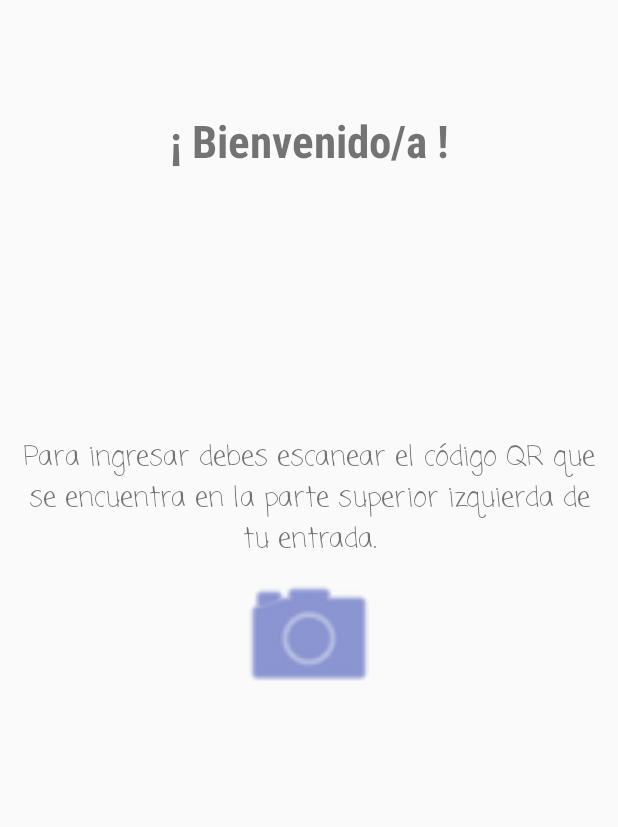
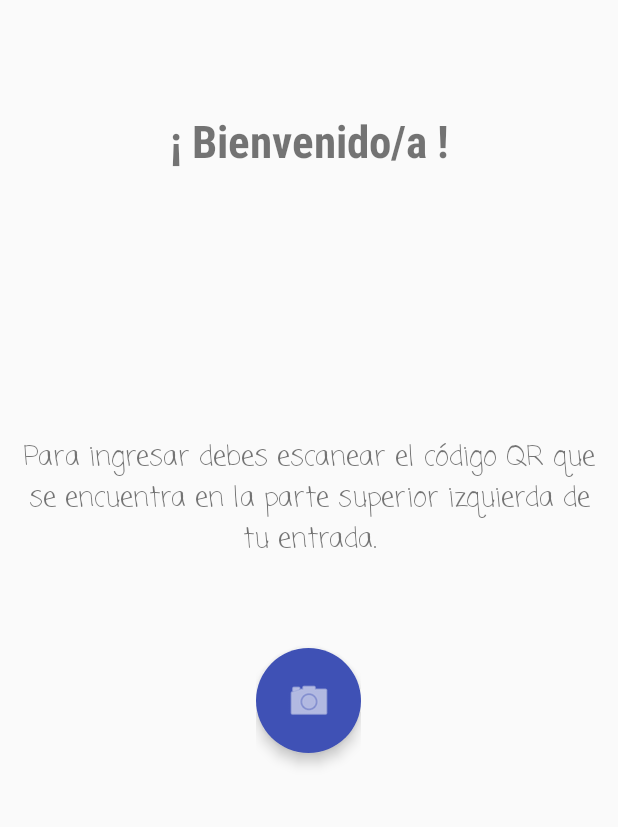
Before and after one commit to matiassalinas/museo_interactivo, an Android app: the screen it shows after launch (MainActivity), on a phone screen of 412 x 824 dp, the part 380-1207 px from its top. Run offline under Robolectric (Android 15) with nearby library versions, the phone set to English and light mode, and no system bars.

Commit message:
arreglos de diseño y login

```diff
--- a/app/src/main/java/io/github/matiassalinas/museo_interactivo/DetectorActivity.java
+++ b/app/src/main/java/io/github/matiassalinas/museo_interactivo/DetectorActivity.java
@@ -52,6 +52,7 @@
                 return;
             }
             else {
+                qrCodeReaderView.stopCamera();
                 Thread tr4 = new Thread(){
                     @Override
                     public void run() {
--- /dev/null
+++ b/app/src/main/res/drawable/roundedcorner.xml
@@ -0,0 +1,5 @@
+<?xml version="1.0" encoding="utf-8"?>
+<shape xmlns:android="http://schemas.android.com/apk/res/android">
+    <solid android:color="@color/colorPrimary" />
+    <corners android:radius="50dp" />
+</shape>
--- a/app/src/main/res/layout/activity_main.xml
+++ b/app/src/main/res/layout/activity_main.xml
@@ -70,13 +70,14 @@
 
         <ImageButton
             android:id="@+id/scanButton"
-            android:layout_width="100dp"
-            android:layout_height="100dp"
+            android:layout_width="70dp"
+            android:layout_height="70dp"
+            android:layout_gravity="center"
             android:layout_weight="1"
-            android:background="@android:color/transparent"
-            android:elevation="0dp"
-            android:scaleType="fitXY"
-            android:tint="@color/colorPrimary"
+            android:background="@drawable/roundedcorner"
+            android:elevation="5dp"
+            android:scaleType="centerInside"
+            android:tint="@android:color/white"
             app:srcCompat="@android:drawable/ic_menu_camera" />
 
     </LinearLayout>
```
